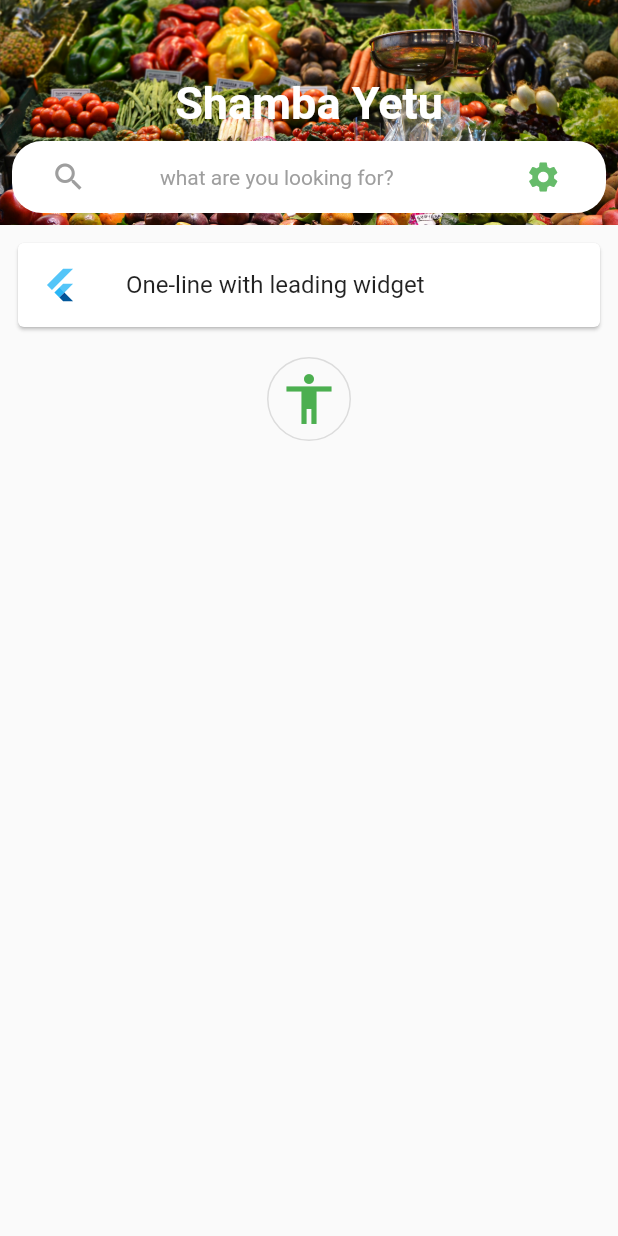
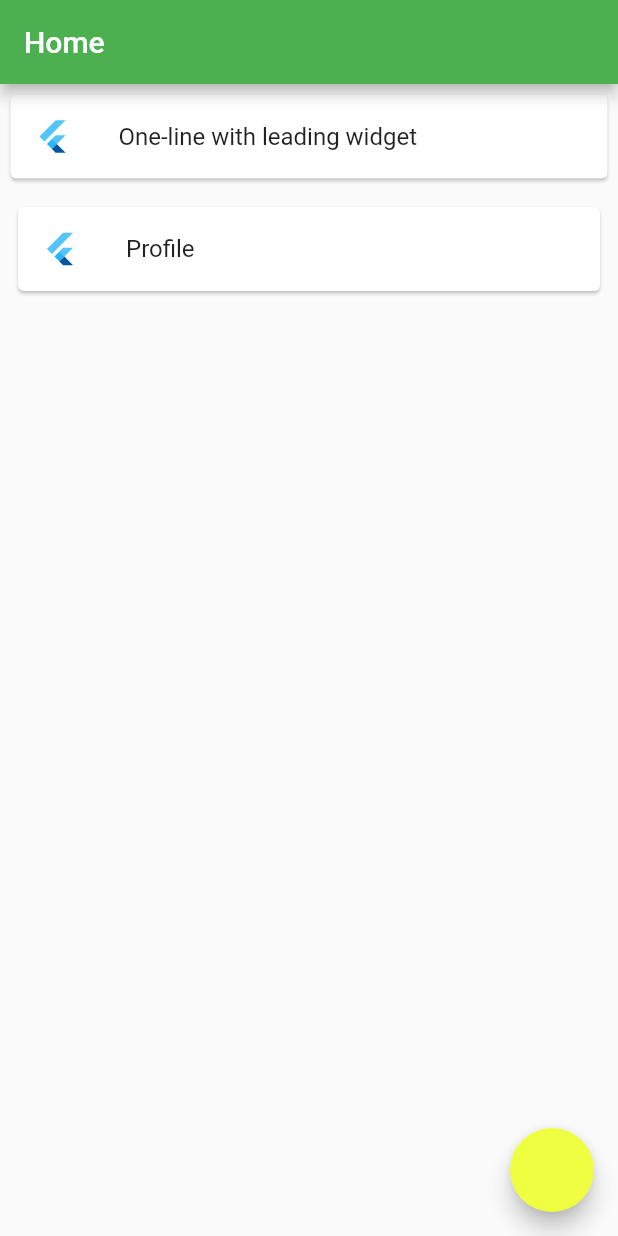
Before and after one commit to DavidMilai/shamba_yetu, a Flutter app: the screen it shows after launch, on a phone screen of 412 x 824 dp. Run offline on Flutter 3.47's test engine with Material 2 defaults, Android fonts, the phone set to English and light mode, and no system bars; our stand-ins replace google_maps_flutter.

Commit message:
Used a traditional appbar

```diff
--- a/lib/pages/home.dart
+++ b/lib/pages/home.dart
@@ -1,88 +1,18 @@
 import 'package:flutter/cupertino.dart';
 import 'package:flutter/material.dart';
-import 'package:flutter/rendering.dart';
-import 'results.dart';
-import 'package:font_awesome_flutter/font_awesome_flutter.dart';
-import '../components/listTileWithAction.dart';
+import 'profile.dart';
 
 class Home extends StatelessWidget {
   @override
   Widget build(BuildContext context) {
     return Scaffold(
-      body: NestedScrollView(
-        headerSliverBuilder: (BuildContext context, bool innerBoxIsScrolled) {
-          return <Widget>[
-            SliverAppBar(
-              expandedHeight: 150.0,
-              floating: true,
-              //pinned: true,
-              flexibleSpace: FlexibleSpaceBar(
-                  centerTitle: true,
-                  background: Image.asset(
-                    'images/vegies.jpg',
-                    fit: BoxFit.cover,
-                  )),
-              bottom: PreferredSize(
-                preferredSize: Size.fromHeight(60),
-                child: Container(
-                  child: Column(
-                    children: <Widget>[
-                      Text("Shamba Yetu",
-                          style: TextStyle(
-                            fontWeight: FontWeight.bold,
-                            color: Colors.white,
-                            fontSize: 30.0,
-                          )),
-                      Padding(
-                        padding: const EdgeInsets.all(8.0),
-                        child: Container(
-                          decoration: BoxDecoration(
-                              color: Colors.white,
-                              borderRadius:
-                                  BorderRadius.all(Radius.circular(20))),
-                          child: Row(
-                            mainAxisAlignment: MainAxisAlignment.spaceEvenly,
-                            children: <Widget>[
-                              Container(
-                                child: Padding(
-                                  padding: EdgeInsets.all(8.0),
-                                  child: Icon(
-                                    Icons.search,
-                                    color: Colors.grey,
+      appBar: AppBar(
+        title: Text('Home'),
       ),
-                                ),
-                              ),
-                              SizedBox(width: 5),
-                              Container(
-                                child: Text(
-                                  'what are you looking for?',
-                                  style: TextStyle(color: Colors.grey),
-                                ),
-                              ),
-                              SizedBox(width: 40),
-                              Container(
-                                child: IconButton(
-                                    icon: Icon(
-                                      Icons.settings,
-                                      color: Colors.green[400],
-                                    ),
-                                    onPressed: () {}),
-                              )
-                            ],
-                          ),
-                        ),
-                      ),
-                    ],
-                  ),
-                ),
-              ),
-            ),
-          ];
-        },
       body: ListView(
         children: <Widget>[
           Padding(
-              padding: EdgeInsets.all(8.0),
+            padding: EdgeInsets.all(3.0),
             child: Card(
               child: ListTile(
                 onTap: () {},
@@ -91,13 +21,26 @@ class Home extends StatelessWidget {
               ),
             ),
           ),
-            Theme(
-                data:
-                    Theme.of(context).copyWith(canvasColor: Colors.transparent),
-                child: TileWithAction()),
+          Padding(
+            padding: EdgeInsets.all(8.0),
+            child: Card(
+              child: ListTile(
+                onTap: () {
+                  Navigator.push(
+                    context,
+                    MaterialPageRoute(
+                      builder: (context) => Profile(),
+                    ),
+                  );
+                },
+                leading: FlutterLogo(),
+                title: Text('Profile'),
+              ),
+            ),
+          ),
         ],
       ),
-      ),
+      floatingActionButton: FloatingActionButton(onPressed: () {}),
     );
   }
 }
```
Also changed, not shown: lib/components/listTileWithAction.dart (deleted, +0 -334 lines), lib/pages/profile.dart (added, +303 -0 lines), pubspec.lock. Lines whose indentation alone changed are shown as unchanged.
